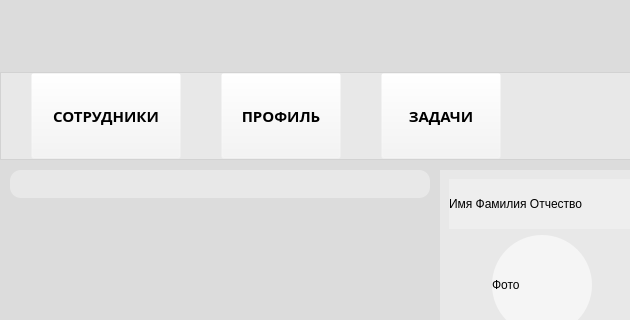
This is src/QueueRedMainWindow.ui in Percyvalle/QueueRed as Qt 5 draws it before an edit; both pictures show x 0 to 630 and y 0 to 320 of the 950 by 800 pixel window. The edited form follows.
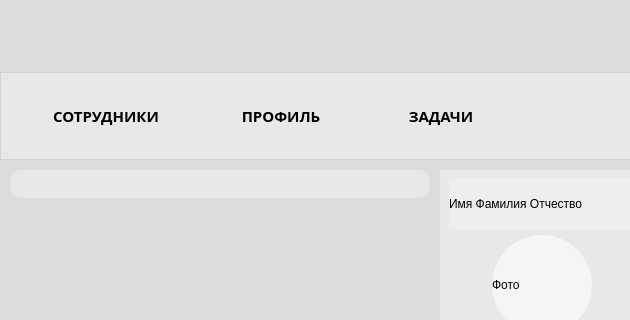
This is the edited form. Icons and pictures are not drawn.

Patch:
```diff
--- a/src/QueueRedMainWindow.ui
+++ b/src/QueueRedMainWindow.ui
@@ -89,7 +89,7 @@
         </font>
        </property>
        <property name="styleSheet">
-        <string notr="true">background: rgba(245, 245, 245,0%);</string>
+        <string notr="true">background: rgba(245, 245, 245,0%);  border: 0;</string>
        </property>
        <property name="text">
         <string>СОТРУДНИКИ</string>
@@ -137,7 +137,7 @@
         </font>
        </property>
        <property name="styleSheet">
-        <string notr="true">background: rgba(245, 245, 245,0%);</string>
+        <string notr="true">background: rgba(245, 245, 245,0%);  border: 0;</string>
        </property>
        <property name="text">
         <string>ПРОФИЛЬ</string>
@@ -185,7 +185,7 @@
         </font>
        </property>
        <property name="styleSheet">
-        <string notr="true">background: rgba(245, 245, 245,0%);</string>
+        <string notr="true">background: rgba(245, 245, 245,0%);  border: 0;</string>
        </property>
        <property name="text">
         <string>ЗАДАЧИ</string>
```
